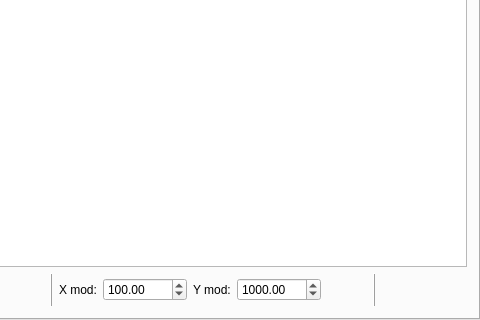
rivix666/PO_Hellwig, file Hellwig/hellwig.ui: the form before one commit; both pictures show x 175 to 655 and y 96 to 416 of the 655 by 416 pixel window.
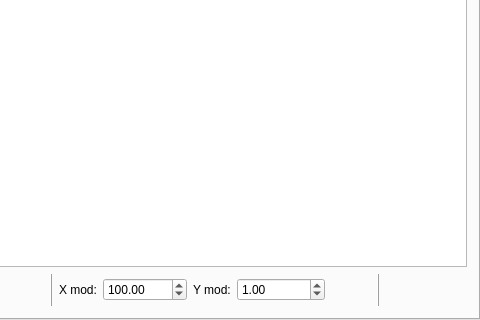
The form after the commit. The open tabs and pages were chosen to show the change. Icons and pictures are not drawn.

```diff
--- a/Hellwig/hellwig.ui
+++ b/Hellwig/hellwig.ui
@@ -733,6 +733,9 @@
           </item>
           <item>
            <widget class="QDoubleSpinBox" name="doubleSpinBox_chart_y">
+            <property name="minimum">
+             <double>-100000.000000000000000</double>
+            </property>
             <property name="maximum">
              <double>100000.000000000000000</double>
             </property>
@@ -740,7 +743,7 @@
              <double>10.000000000000000</double>
             </property>
             <property name="value">
-             <double>1000.000000000000000</double>
+             <double>1.000000000000000</double>
             </property>
            </widget>
           </item>
```
Left out of the diff: 4 changed lines with no effect on the pictures.
